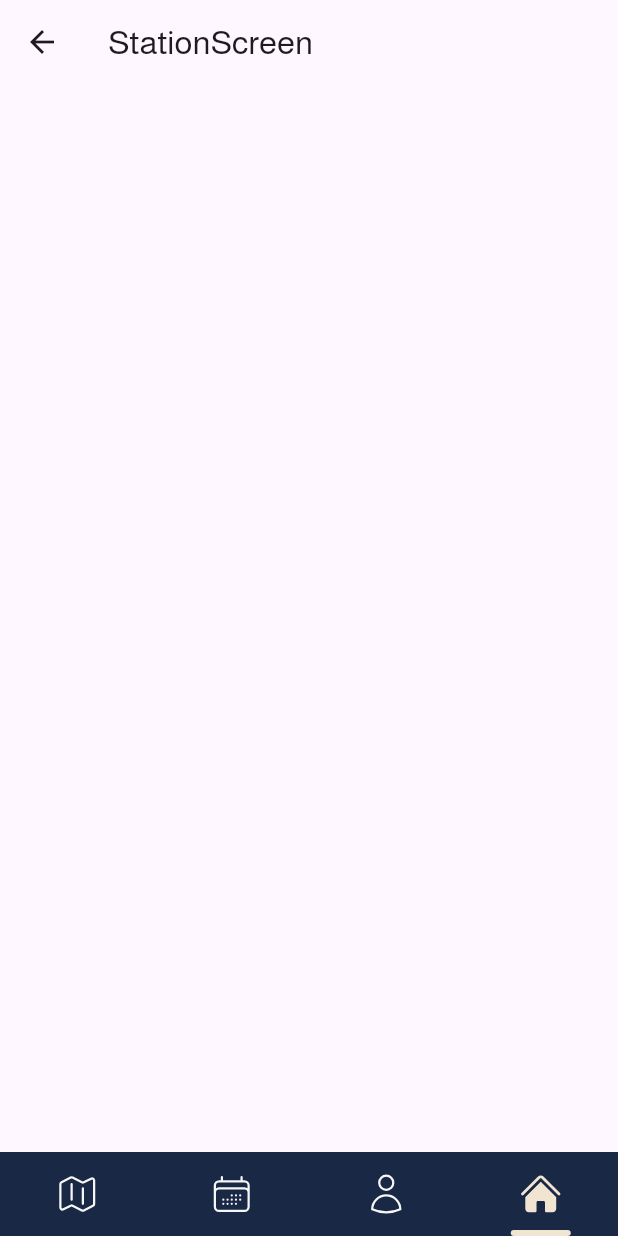
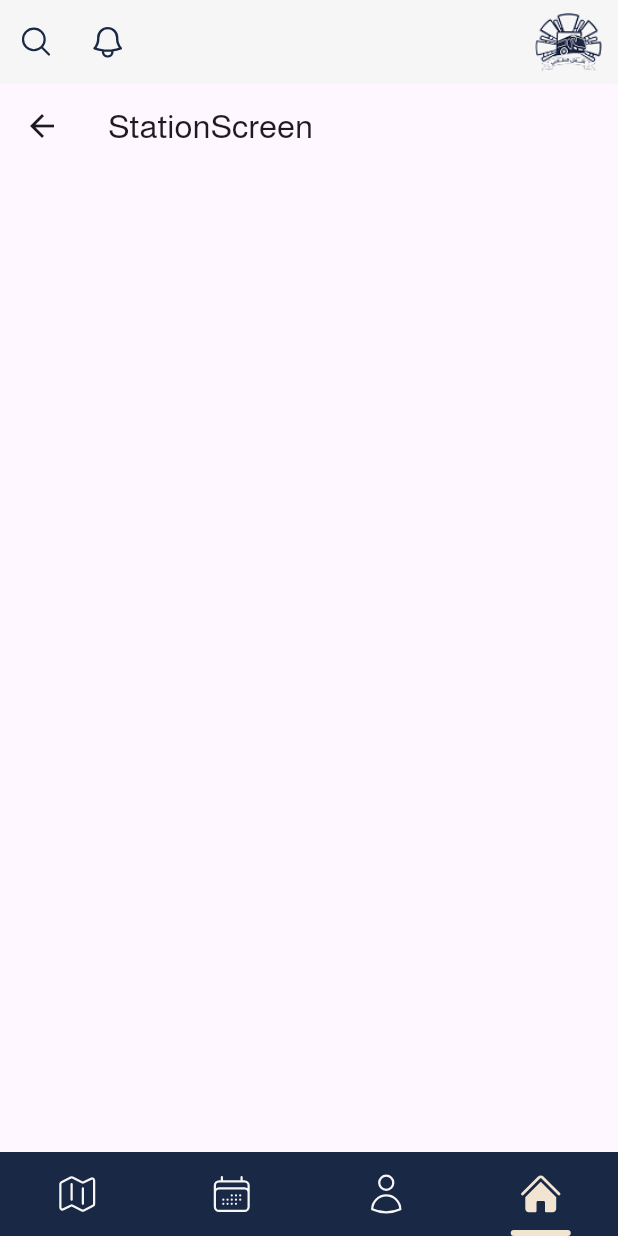
Before and after one commit to Tyler34Durden/Uot-Transport-Flutter, a Flutter app: the LoginScreen screen opened directly, after a tap on "تسجيل الدخول", on a phone screen of 412 x 824 dp. Run offline on Flutter 3.47's test engine with Material 3 defaults, Android fonts, the phone set to English and light mode, and no system bars; our stand-ins replace carousel_slider, dio, flutter_svg; missing offline and left inert: mobile_scanner; project files that could hold a hidden picture were left out.

Commit message:
added an appbar

```diff
--- a/lib/auth_feature/view/screens/login_screen.dart
+++ b/lib/auth_feature/view/screens/login_screen.dart
@@ -92,7 +92,7 @@ class LoginScreen extends StatelessWidget {
                 width: screenWidth * 0.4,
                 height: screenHeight * 0.07,
                 onPressed: () {
-                  Navigator.push(
+                  Navigator.pushReplacement(
                     context,
                     MaterialPageRoute(builder: (context) => const MainScreen()),
                   );
--- a/lib/core/app_icons.dart
+++ b/lib/core/app_icons.dart
@@ -14,7 +14,7 @@ class AppIcons {
   static const String outline_SearchAppPath = 'assets/icons/heroicons-outline/magnifying-glass.svg';
   static const String outline_NotificationsAppPath = 'assets/icons/Vector.svg';
   static const String linePath = 'assets/icons/line.svg';
-  static const String logoPath = 'assets/icons/logo_1.svg';
+  static const String logoPath = 'assets/icons/png logo.png';
 
   static Widget homeNav({double? width, double? height, Color? color}) {
     return SvgPicture.asset(outline_HomeNavPath, width: width, height: height, color: color);
--- /dev/null
+++ b/lib/core/core_widgets/uot_appbar.dart
@@ -0,0 +1,36 @@
+import 'package:flutter/material.dart';
+    import 'package:flutter_svg/flutter_svg.dart';
+    import 'package:uot_transport/core/app_colors.dart';
+    import 'package:uot_transport/core/app_icons.dart';
+
+    class UotAppbar extends StatelessWidget implements PreferredSizeWidget {
+      const UotAppbar({super.key});
+
+      @override
+      Widget build(BuildContext context) {
+        return Directionality(
+          textDirection: TextDirection.rtl,
+          child: AppBar(
+            leading: Padding(
+              padding: const EdgeInsets.only(right: 10), // Adjust the padding value as needed
+              child: Image.asset(AppIcons.logoPath, width: 80, height: 80),
+            ),
+            backgroundColor: AppColors.backgroundColor,
+            elevation: 0,
+            actions: [
+              IconButton(
+                icon: SvgPicture.asset(AppIcons.outline_NotificationsAppPath, width: 20, height: 22, color: AppColors.primaryColor),
+                onPressed: () {},
+              ),
+              IconButton(
+                icon: SvgPicture.asset(AppIcons.outline_SearchAppPath, width: 24, height: 24, color: AppColors.primaryColor),
+                onPressed: () {},
+              ),
+            ],
+          ),
+        );
+      }
+
+      @override
+      Size get preferredSize => const Size.fromHeight(56);
+    }
--- a/lib/core/main_screen.dart
+++ b/lib/core/main_screen.dart
@@ -2,6 +2,7 @@ import 'package:flutter/material.dart';
 import 'package:flutter_svg/flutter_svg.dart';
 import 'package:uot_transport/core/app_colors.dart';
 import 'package:uot_transport/core/app_icons.dart';
+import 'package:uot_transport/core/core_widgets/uot_appbar.dart';
 import 'package:uot_transport/home_feature/view/screens/home_screen.dart';
 import 'package:uot_transport/profile_feature/view/screens/profile_screen.dart';
 import 'package:uot_transport/station_feature/view/screens/station_screen.dart';
@@ -43,6 +44,7 @@ class _MainScreenState extends State<MainScreen> {
   @override
   Widget build(BuildContext context) {
     return Scaffold(
+      appBar: UotAppbar(),
       body: PageView(
         controller: _pageController,
         onPageChanged: (index) {
--- a/lib/home_feature/view/screens/home_screen.dart
+++ b/lib/home_feature/view/screens/home_screen.dart
@@ -1,14 +1,11 @@
 import 'package:flutter/material.dart';
+import 'package:uot_transport/core/core_widgets/uot_appbar.dart';
 class HomeScreen extends StatelessWidget {
   const HomeScreen({super.key});
 
   @override
   Widget build(BuildContext context) {
     return Scaffold(
-      appBar: AppBar(
-        title: const Text('HomeScreen'),
-
-      ),
       body: Column(
         children: [
 
```
Also changed, not shown: assets/icons/logo_1.svg (deleted), assets/icons/png logo.png (added).
